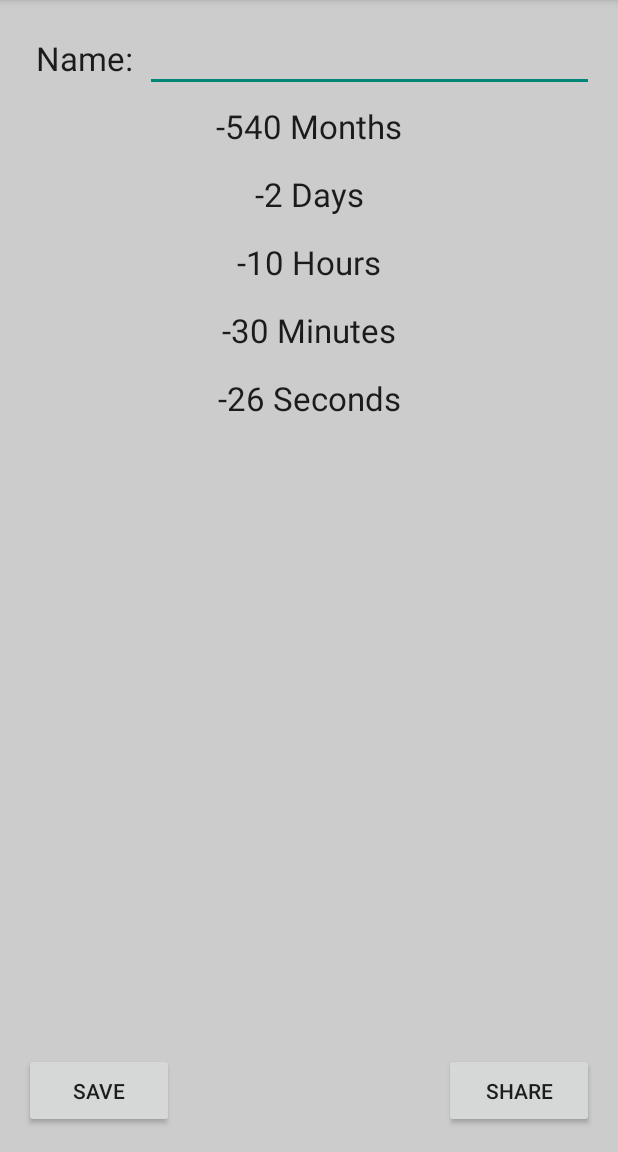
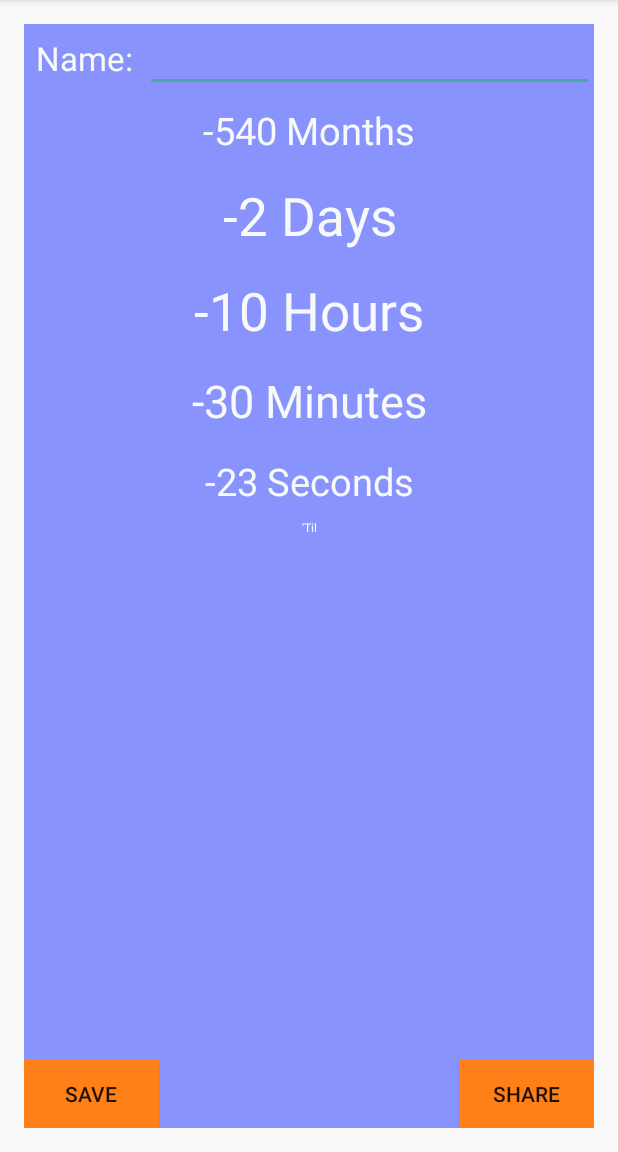
Before and after one commit to msavastano/HowLongTil, an Android app: the HowLongDetail screen opened directly, with no data from a screen before it, after a tap on "SHARE", on a phone screen of 412 x 824 dp, the part 84-1236 px from its top. Run offline under Robolectric (Android 15) with nearby library versions, the phone set to English and light mode, and no system bars; 5 statements that could not run were skipped.

```diff
--- a/app/src/main/java/com/mikesavastano/howlongtil/HowLongDetail.java
+++ b/app/src/main/java/com/mikesavastano/howlongtil/HowLongDetail.java
@@ -1,6 +1,7 @@
 package com.mikesavastano.howlongtil;
 
 import android.content.Context;
+import android.content.ContextWrapper;
 import android.content.Intent;
 import android.graphics.Bitmap;
 import android.graphics.Canvas;
@@ -17,6 +18,7 @@ import android.view.Menu;
 import android.view.MenuItem;
 import android.view.View;
 import android.widget.Button;
+import android.widget.EditText;
 import android.widget.LinearLayout;
 import android.widget.RelativeLayout;
 import android.widget.TextView;
@@ -77,8 +79,6 @@ public class HowLongDetail extends ActionBarActivity {
         setContentView(R.layout.activity_how_long_detail);
         View rootView = getWindow().getDecorView().getRootView();
 
-        rootView.setBackgroundColor(Color.LTGRAY);
-
         name = (TextView) findViewById(R.id.nameEditText);
         event = (TextView) findViewById(R.id.eventDate);
         month = (TextView) findViewById(R.id.textViewMonth);
@@ -130,12 +130,13 @@ public class HowLongDetail extends ActionBarActivity {
     }
 
     private void captureScreen() {
-        String fd; // = "";
+        String fd = "";
         String fn; // = "";
         View v = getWindow().getDecorView().getRootView();  //getRootView();
         v.setDrawingCacheEnabled(true);
         Bitmap bmp = Bitmap.createBitmap(v.getDrawingCache());
         v.setDrawingCacheEnabled(false);
+        File filefd = new File("","");
         if(isExternalStorageWritable()) {
             File p = new File(Environment.getExternalStorageDirectory() + "/Pictures/HowLongTil");
             if(!p.exists()){
@@ -147,15 +148,28 @@ public class HowLongDetail extends ActionBarActivity {
             fd = Environment.getExternalStorageDirectory().toString() + "/Pictures/HowLongTil";
             fn = "SCREEN" + System.currentTimeMillis() + ".png";
         }else{
+
+            File q = new File(getApplicationContext().getFilesDir() + "/Pictures/HowLongTil/");
+            if(!q.exists()){
+                q.mkdir();
                 Log.i(TAG, "External drive NOT writable");
-            fd = new File(getApplicationContext().getFilesDir() + "/Pictures/HowLongTil/", "SCREEN" + System.currentTimeMillis() + ".png").toString();
+            }
+            ContextWrapper cw = new ContextWrapper(getApplicationContext());
+            File directory = cw.getDir("Pictures", Context.MODE_PRIVATE);
+
+            filefd = new File(directory, "SCREEN" + System.currentTimeMillis() + ".png");
             fn = "";
         }
-        //String intfd = Environment.get
 
+        FileOutputStream fos = null;
         try {
-            FileOutputStream fos = new FileOutputStream(new File(fd, fn));
-            bmp.compress(Bitmap.CompressFormat.PNG, 100, fos);
+
+            if(!isExternalStorageWritable()) {
+                fos = new FileOutputStream(filefd);
+            }else{
+                fos = new FileOutputStream(new File(fd, fn));
+            }
+            bmp.compress(Bitmap.CompressFormat.PNG, 25, fos);
             fos.flush();
             fos.close();
         } catch (FileNotFoundException e) {
@@ -163,8 +177,11 @@ public class HowLongDetail extends ActionBarActivity {
         } catch (IOException e) {
             e.printStackTrace();
         }
-
+        if(isExternalStorageWritable()) {
             openScreenshot(fd, fn);
+        }else{
+            openScreenshotInternal(filefd);
+        }
     }
 
     public boolean isExternalStorageWritable() {
@@ -175,12 +192,24 @@ public class HowLongDetail extends ActionBarActivity {
         return false;
     }
 
+    private void openScreenshotInternal(File fn){
+        Intent intent = new Intent();
+        intent.setAction(Intent.ACTION_SEND);
+        intent.setType("image/png");
+        if(fn.exists()){
+            Log.i(TAG, "FILE EXISTS");
+        }
+        intent.putExtra(Intent.EXTRA_STREAM, Uri.fromFile(fn));
+        startActivity(Intent.createChooser(intent, "Share To"));
+    }
+
     private void openScreenshot(String fd, String fn){
         Intent intent = new Intent();
-        intent.setAction(Intent.ACTION_VIEW);
-        Log.i(TAG, "file://" + fd + "/" + fn);
-        intent.setDataAndType(Uri.parse("file://" + fd + "/" + fn), "image/*");
-        startActivity(intent);
+        intent.setAction(Intent.ACTION_SEND);
+        Uri uri = Uri.parse("file://" + fd + "/" + fn);
+        intent.setType("image/png");
+        intent.putExtra(Intent.EXTRA_STREAM, uri);
+        startActivity(Intent.createChooser(intent, "Share To"));
     }
 
     @Override
@@ -213,24 +242,31 @@ public class HowLongDetail extends ActionBarActivity {
 
 
     public void saveEvent (View view) {
+        EditText EditNAME = (EditText) findViewById(R.id.nameEditText);
+        String ename = EditNAME.getText().toString();
+        if(ename.isEmpty()){
+            Toast.makeText(getApplicationContext(), "Please fill out 'Name'", Toast.LENGTH_LONG).show();
+        }else {
+
             MyDBHandler dbHandler = new MyDBHandler(this, null, null, 1);
             Date d = new Date();
             Log.i(TAG, event.getText().toString());
             String event_date = event.getText().toString();
             try {
                 d = usDateFormat.parse(event_date);
-        }catch (ParseException e){
+            } catch (ParseException e) {
                 e.printStackTrace();
             }
             String eventName;
-        if (name.getText() == null){
+            if (name.getText() == null) {
                 eventName = d.toString();
-        }else{
+            } else {
                 eventName = name.getText().toString();
             }
             EventDate event = new EventDate(eventName, d);
             dbHandler.addEvent(event);
             Toast.makeText(getApplicationContext(), "Saved", Toast.LENGTH_LONG).show();
+        }
     }
 
     /*public Bitmap screenShot(View view) {
--- a/app/src/main/java/com/mikesavastano/howlongtil/HowLongTIlMainActivity.java
+++ b/app/src/main/java/com/mikesavastano/howlongtil/HowLongTIlMainActivity.java
@@ -79,8 +79,8 @@ public class HowLongTIlMainActivity extends ActionBarActivity {
         // as you specify a parent activity in AndroidManifest.xml.
         int id = item.getItemId();
         switch (id) {
-            case R.id.action_settings:
-                return  true;
+            //case R.id.action_settings:
+              //  return  true;
             case R.id.saved_list:
                 Intent i = new Intent(this, SavedEvents.class);
                 startActivity(i);
--- a/app/src/main/res/layout/activity_how_long_detail.xml
+++ b/app/src/main/res/layout/activity_how_long_detail.xml
@@ -12,7 +12,9 @@
         android:layout_width="fill_parent"
         android:layout_height="fill_parent"
         android:id="@+id/linLayoutEventScreen"
-        android:focusableInTouchMode="false">
+        android:focusableInTouchMode="false"
+        android:background="#ff5967ff"
+        android:alpha=".7">
 
         <RelativeLayout
             android:layout_width="wrap_content"
@@ -25,18 +27,19 @@
                 android:text="@string/name_text"
                 android:id="@+id/textViewName"
                 android:padding="8dp"
-                android:layout_centerVertical="true" />
+                android:layout_centerVertical="true"
+                android:textColor="#fff7fbf9" />
 
             <EditText
                 android:layout_width="fill_parent"
                 android:layout_height="wrap_content"
                 android:id="@+id/nameEditText"
                 android:textAppearance="?android:attr/textAppearanceLarge"
-                android:text=""
                 android:padding="8dp"
                 android:layout_gravity="center"
                 android:layout_toRightOf="@+id/textViewName"
-                android:layout_centerHorizontal="true" />
+                android:layout_centerHorizontal="true"
+                android:textColor="#fff7fbf9" />
         </RelativeLayout>
 
         <TextView
@@ -46,7 +49,9 @@
             android:text=""
             android:id="@+id/textViewMonth"
             android:padding="8dp"
-            android:gravity="center_vertical|center_horizontal" />
+            android:gravity="center_vertical|center_horizontal"
+            android:textColor="#fff7fbf9"
+            android:textSize="25dp" />
 
         <TextView
             android:layout_width="match_parent"
@@ -55,7 +60,9 @@
             android:text=""
             android:id="@+id/textViewDay"
             android:padding="8dp"
-            android:gravity="center_vertical|center_horizontal" />
+            android:gravity="center_vertical|center_horizontal"
+            android:textColor="#fff7fbf9"
+            android:textSize="35dp" />
 
         <TextView
             android:layout_width="match_parent"
@@ -64,7 +71,9 @@
             android:text=""
             android:id="@+id/textViewHour"
             android:padding="8dp"
-            android:gravity="center_vertical|center_horizontal" />
+            android:gravity="center_vertical|center_horizontal"
+            android:textColor="#fff7fbf9"
+            android:textSize="35dp" />
 
         <TextView
             android:layout_width="match_parent"
@@ -73,7 +82,9 @@
             android:text=""
             android:id="@+id/textViewMinute"
             android:padding="8dp"
-            android:gravity="center_vertical|center_horizontal" />
+            android:gravity="center_vertical|center_horizontal"
+            android:textColor="#fff7fbf9"
+            android:textSize="30dp" />
 
         <TextView
             android:layout_width="match_parent"
@@ -82,14 +93,19 @@
             android:text=""
             android:id="@+id/textViewSecond"
             android:padding="8dp"
-            android:gravity="center_vertical|center_horizontal" />
+            android:gravity="center_vertical|center_horizontal"
+            android:textColor="#fff7fbf9"
+            android:textSize="25dp" />
 
         <TextView
             android:layout_width="match_parent"
             android:layout_height="wrap_content"
             android:textAppearance="?android:attr/textAppearanceLarge"
             android:id="@+id/textViewUntil"
-            android:gravity="center_vertical|center_horizontal" />
+            android:gravity="center_vertical|center_horizontal"
+            android:text="@string/til_text"
+            android:textSize="@dimen/abc_action_bar_progress_bar_size"
+            android:textColor="#fff7fbf9" />
 
         <TextView
             android:layout_width="fill_parent"
@@ -97,7 +113,9 @@
             android:id="@+id/eventDate"
             android:gravity="center_vertical|center_horizontal"
             android:textAppearance="?android:attr/textAppearanceLarge"
-            android:padding="10dp" />
+            android:padding="10dp"
+            android:textColor="#fff7fbf9"
+            android:textSize="55dp" />
 
     </LinearLayout>
 
@@ -108,21 +126,24 @@
         android:layout_alignBottom="@+id/linLayoutEventScreen">
 
         <Button
-            android:layout_width="100dp"
-            android:layout_height="50dp"
+            android:layout_width="90dp"
+            android:layout_height="45dp"
             android:text="@string/share_text"
             android:id="@+id/shareButton"
             android:layout_gravity="center_horizontal"
-            android:layout_alignParentRight="true" />
+            android:layout_alignParentRight="true"
+            android:background="#ffff8018" />
 
         <Button
-            android:layout_width="100dp"
-            android:layout_height="50dp"
+            android:layout_width="90dp"
+            android:layout_height="45dp"
             android:text="@string/save_text"
             android:id="@+id/saveButton"
             android:padding="4dp"
             android:layout_gravity="center_horizontal"
-            android:onClick="saveEvent" />
+            android:onClick="saveEvent"
+            android:background="#ffff8018"
+            android:layout_alignParentStart="true" />
     </RelativeLayout>
 
 </RelativeLayout>
--- a/app/src/main/res/layout/activity_how_long_til_main.xml
+++ b/app/src/main/res/layout/activity_how_long_til_main.xml
@@ -6,7 +6,7 @@
     android:paddingBottom="@dimen/activity_vertical_margin" tools:context=".HowLongTIlMainActivity"
     >
 
-    <EditText
+    <TextView
         android:layout_width="wrap_content"
         android:layout_height="wrap_content"
         android:id="@+id/pickDateText"
@@ -22,7 +22,9 @@
         android:layout_below="@+id/pickDateText"
         android:layout_centerHorizontal="true"
         android:layout_marginTop="43dp"
-        android:calendarViewShown="false"/>
+        android:calendarViewShown="false"
+        android:background="#ffa3c1ff"
+        />
 
     <Button
         android:layout_width="wrap_content"
--- a/app/src/main/res/menu/menu_how_long_til_main.xml
+++ b/app/src/main/res/menu/menu_how_long_til_main.xml
@@ -2,11 +2,6 @@
     xmlns:app="http://schemas.android.com/apk/res-auto"
     xmlns:tools="http://schemas.android.com/tools"
     tools:context=".HowLongTIlMainActivity">
-
-    <item android:id="@+id/action_settings"
-        android:title="@string/action_settings"
-        android:orderInCategory="100"
-        app:showAsAction="never" />
 
     <item android:id="@+id/saved_list"
         android:title="@string/saved_events_text"
--- a/app/src/main/res/values/strings.xml
+++ b/app/src/main/res/values/strings.xml
@@ -15,5 +15,6 @@
     <string name="name_text">Name:</string>
     <string name="thats_today_text">That is Today!</string>
     <string name="thats_before_today_text">That has already happened!</string>
+    <string name="til_text">\'Til</string>
 
 </resources>
```
Lines whose indentation alone changed are shown as unchanged.
